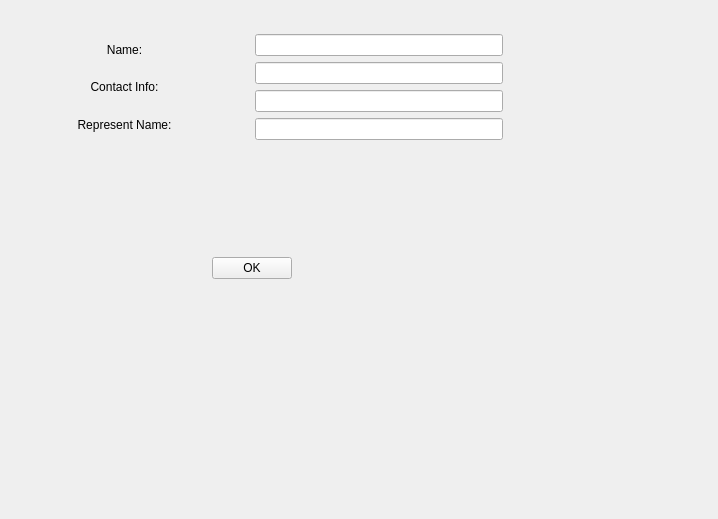
Above: customerform.ui from kia-far/QtDBS before the change. Below: the same form after it.
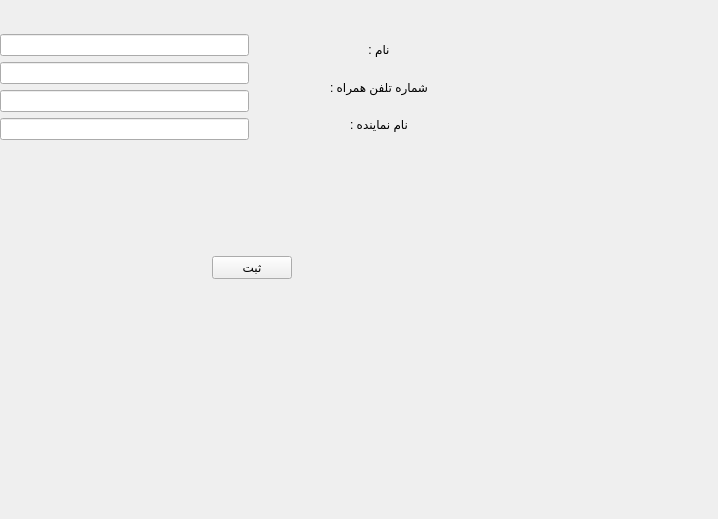
That is the form after the change.

What changed in the file:
```diff
--- a/customerform.ui
+++ b/customerform.ui
@@ -39,7 +39,7 @@
     <item row="0" column="1">
      <widget class="QPushButton" name="pushButton">
       <property name="text">
-       <string>OK</string>
+       <string>ثبت</string>
       </property>
      </widget>
     </item>
@@ -68,43 +68,6 @@
     </rect>
    </property>
    <layout class="QGridLayout" name="gridLayout_3">
-    <item row="0" column="0">
-     <layout class="QGridLayout" name="gridLayout">
-      <property name="sizeConstraint">
-       <enum>QLayout::SetNoConstraint</enum>
-      </property>
-      <item row="0" column="0">
-       <widget class="QLabel" name="label_2">
-        <property name="text">
-         <string>Name:</string>
-        </property>
-        <property name="alignment">
-         <set>Qt::AlignCenter</set>
-        </property>
-       </widget>
-      </item>
-      <item row="1" column="0">
-       <widget class="QLabel" name="label_3">
-        <property name="text">
-         <string>Contact Info:</string>
-        </property>
-        <property name="alignment">
-         <set>Qt::AlignCenter</set>
-        </property>
-       </widget>
-      </item>
-      <item row="2" column="0">
-       <widget class="QLabel" name="label_4">
-        <property name="text">
-         <string>Represent Name:</string>
-        </property>
-        <property name="alignment">
-         <set>Qt::AlignCenter</set>
-        </property>
-       </widget>
-      </item>
-     </layout>
-    </item>
     <item row="0" column="1">
      <layout class="QGridLayout" name="gridLayout_2">
       <property name="sizeConstraint">
@@ -155,6 +118,43 @@
       </item>
      </layout>
     </item>
+    <item row="0" column="2">
+     <layout class="QGridLayout" name="gridLayout">
+      <property name="sizeConstraint">
+       <enum>QLayout::SetNoConstraint</enum>
+      </property>
+      <item row="0" column="0">
+       <widget class="QLabel" name="label_2">
+        <property name="text">
+         <string>نام :</string>
+        </property>
+        <property name="alignment">
+         <set>Qt::AlignCenter</set>
+        </property>
+       </widget>
+      </item>
+      <item row="1" column="0">
+       <widget class="QLabel" name="label_3">
+        <property name="text">
+         <string>شماره تلفن همراه :</string>
+        </property>
+        <property name="alignment">
+         <set>Qt::AlignCenter</set>
+        </property>
+       </widget>
+      </item>
+      <item row="2" column="0">
+       <widget class="QLabel" name="label_4">
+        <property name="text">
+         <string>نام نماینده :</string>
+        </property>
+        <property name="alignment">
+         <set>Qt::AlignCenter</set>
+        </property>
+       </widget>
+      </item>
+     </layout>
+    </item>
    </layout>
   </widget>
  </widget>
```
